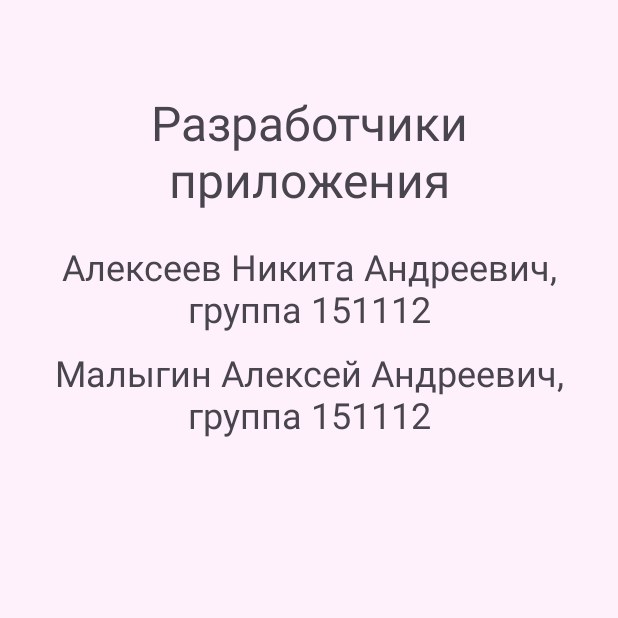
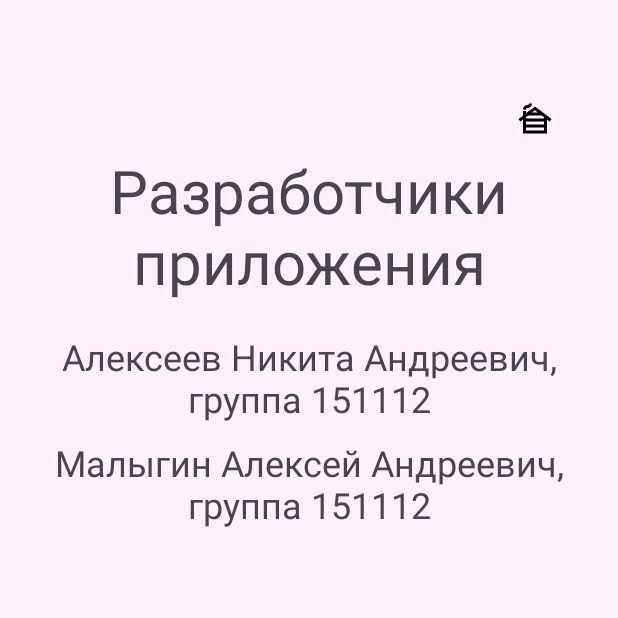
Before and after one commit to noAlxena/PronunciationTrainer, an Android app: the AuthorsFragment screen opened through its navigation route, on a phone screen of 412 x 824 dp, the top half of it. Run offline under Robolectric (Android 15) with nearby library versions, the phone set to English and light mode, and no system bars; our stand-ins replace Room's generated code.

Commit message:
fragment_authors.xml
Добавление кнопки для возвращения на главный экран

```diff
--- a/app/src/main/res/layout/fragment_authors.xml
+++ b/app/src/main/res/layout/fragment_authors.xml
@@ -8,12 +8,22 @@
     android:orientation="vertical"
     tools:context=".ui.fragment.AuthorsFragment">
 
+    <ImageButton
+        android:id="@+id/backhome"
+        android:layout_width="40dp"
+        android:layout_height="40dp"
+        android:background="#FFF1FB"
+        android:layout_gravity="right"
+        android:src="@drawable/baseline_cabin_24" />
+
     <TextView
         android:id="@+id/textView4"
         style="@style/header"
         android:layout_width="match_parent"
         android:layout_height="wrap_content"
-        android:text="@string/authors_title" />
+        android:text="@string/authors_title"
+        android:textSize="40dp"
+        />
 
     <Space
         android:layout_width="match_parent"
```
